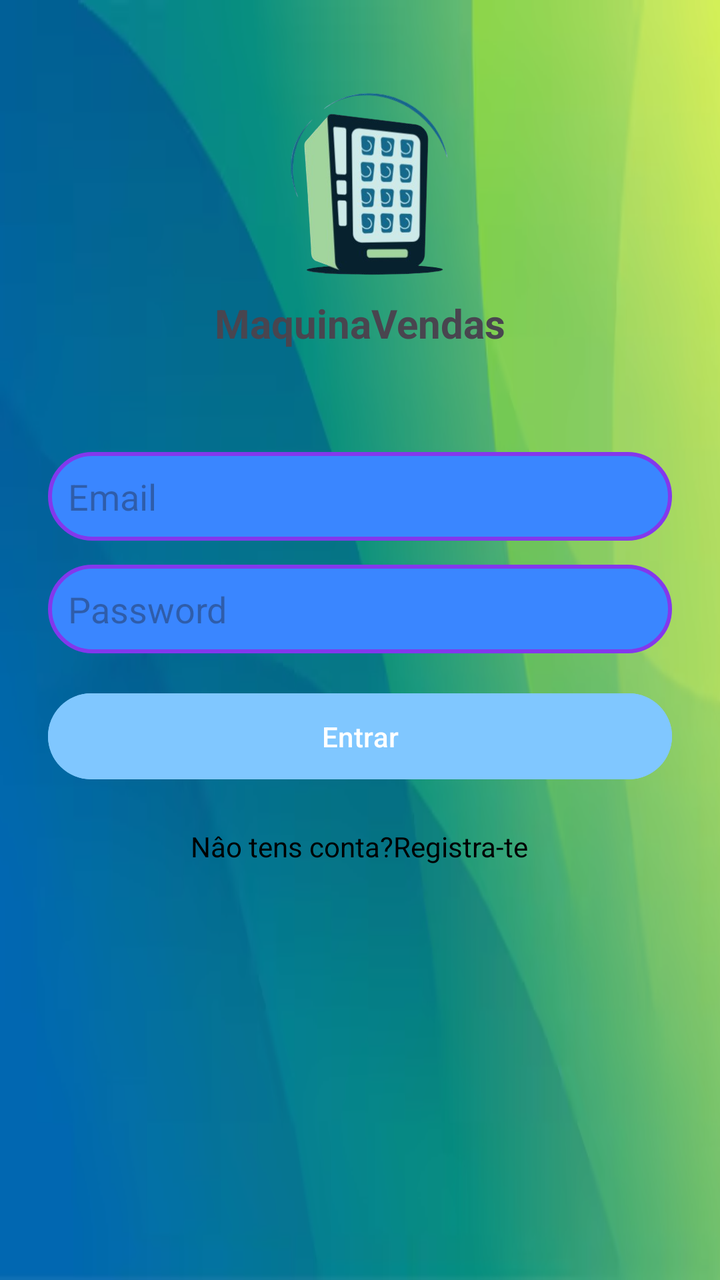
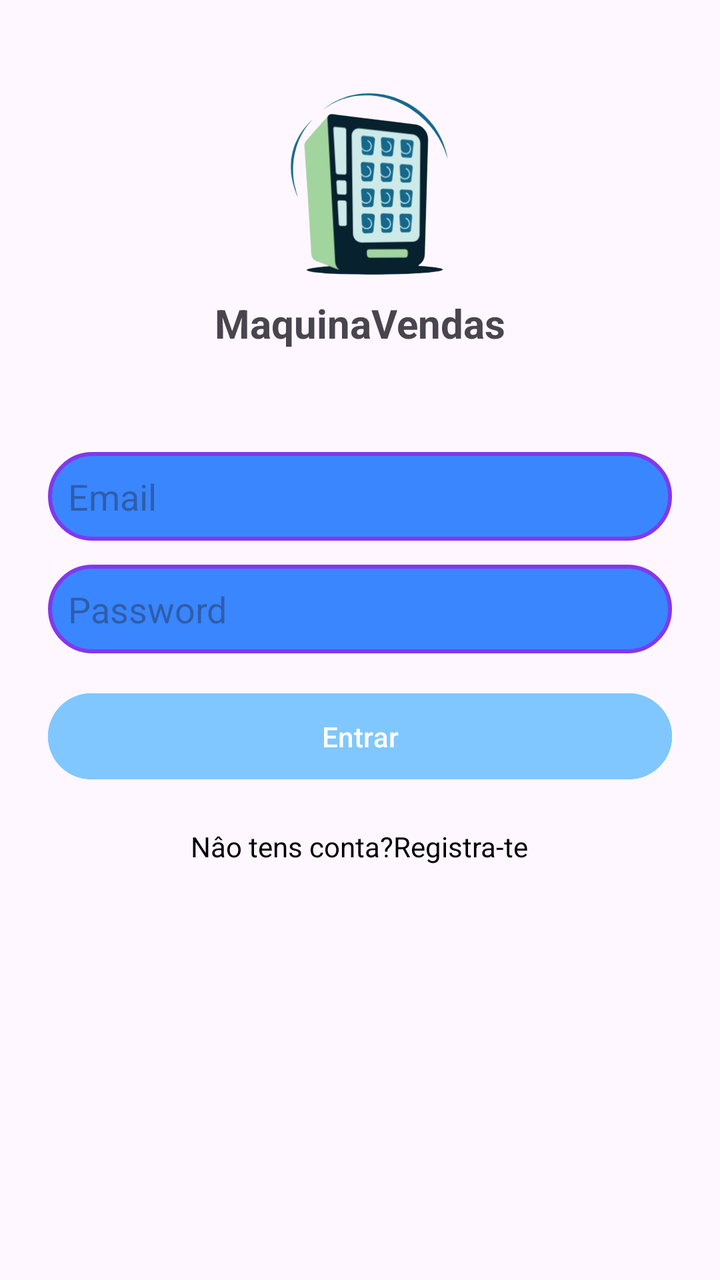

An Android layout rendered at two revisions. The XML below is the earlier revision; the diff shows what the commit changed to produce the second picture.
<!-- AndroidManifest.xml: application theme Theme.Maquina_Vendas_mariojunior_gerry -->
<!-- res/layout/activity_login.xml -->
<?xml version="1.0" encoding="utf-8"?>
<androidx.constraintlayout.widget.ConstraintLayout xmlns:android="http://schemas.android.com/apk/res/android"
    xmlns:app="http://schemas.android.com/apk/res-auto"
    xmlns:tools="http://schemas.android.com/tools"
    android:id="@+id/main"
    android:layout_width="match_parent"
    android:layout_height="match_parent"
    android:background="@drawable/bg_maqvendas2"
    tools:context=".LoginActivity">

    <ImageView
        android:id="@+id/imageViewLogo"
        android:layout_width="100dp"
        android:layout_height="100dp"
        android:layout_marginTop="40dp"
        android:scaleType="centerInside"
        app:srcCompat="@drawable/logo_maqvendas"
        app:layout_constraintTop_toTopOf="parent"
        app:layout_constraintStart_toStartOf="parent"
        app:layout_constraintEnd_toEndOf="parent" />

    <TextView
        android:id="@+id/textViewTitle"
        android:layout_width="wrap_content"
        android:layout_height="wrap_content"
        android:text="@string/title"
        android:textSize="20sp"
        android:textStyle="bold"
        android:layout_marginTop="8dp"
        app:layout_constraintTop_toBottomOf="@id/imageViewLogo"
        app:layout_constraintStart_toStartOf="parent"
        app:layout_constraintEnd_toEndOf="parent" />

    <TextView
        android:id="@+id/textViewSubtitle"
        android:layout_width="wrap_content"
        android:layout_height="wrap_content"
        android:textSize="14sp"
        android:layout_marginTop="8dp"
        app:layout_constraintTop_toBottomOf="@id/textViewTitle"
        app:layout_constraintStart_toStartOf="parent"
        app:layout_constraintEnd_toEndOf="parent" />

    <LinearLayout
        android:id="@+id/login_inputs"
        android:layout_width="0dp"
        android:layout_height="wrap_content"
        android:orientation="vertical"
        android:layout_marginStart="24dp"
        android:layout_marginEnd="24dp"
        app:layout_constraintTop_toBottomOf="@id/textViewSubtitle"
        app:layout_constraintStart_toStartOf="parent"
        app:layout_constraintEnd_toEndOf="parent"
        android:layout_marginTop="16dp">

        <EditText
            android:id="@+id/editTextemailAddress"
            android:layout_width="match_parent"
            android:layout_height="wrap_content"
            android:hint="@string/email"
            android:background="@drawable/bg_email_password"
            android:inputType="textEmailAddress"
            android:padding="10dp"
            android:layout_marginTop="8dp" />

        <EditText
            android:id="@+id/editTextPassword"
            android:layout_width="match_parent"
            android:layout_height="wrap_content"
            android:hint="@string/password"
            android:background="@drawable/bg_email_password"
            android:inputType="textPassword"
            android:padding="10dp"
            android:layout_marginTop="12dp" />

        <Button
            android:id="@+id/login_btn"
            android:layout_width="match_parent"
            android:layout_height="wrap_content"
            android:layout_marginTop="16dp"
            android:text="@string/entrar"
            android:padding="12dp"
            android:backgroundTint="@color/primary_blue"
            android:textColor="@color/white" />

        <TextView
            android:id="@+id/textView3"
            android:layout_width="wrap_content"
            android:layout_height="wrap_content"
            android:layout_marginTop="20dp"
            android:layout_gravity="center"
            android:text="@string/registar"
            android:textColor="@color/black"/>

    </LinearLayout>

</androidx.constraintlayout.widget.ConstraintLayout>
<!-- resources referenced by this layout -->
<resources>
  <color name="black">#FF000000</color>
  <color name="primary_blue">#80C7FF</color>
  <color name="white">#FFFFFFFF</color>
  <!-- drawable bg_email_password (drawable) -->
  <?xml version="1.0" encoding="utf-8"?>
  <shape xmlns:android="http://schemas.android.com/apk/res/android">
      <solid android:color="#3a86ff"/>
  
      <stroke
          android:width="2dp"
          android:color="#8338ec"
          />
  
      <corners android:radius="24dp"/>
  </shape>
  <!-- drawable bg_maqvendas2: png bitmap (drawable, 531199 bytes) -->
  <!-- drawable logo_maqvendas: png bitmap (drawable, 82253 bytes) -->
  <string name="email">Email</string>
  <string name="entrar">Entrar</string>
  <string name="password">Password</string>
  <string name="registar">Nâo tens conta?Registra-te</string>
  <string name="title">MaquinaVendas</string>
  <style name="Theme.Maquina_Vendas_mariojunior_gerry" parent="Base.Theme.Maquina_Vendas_mariojunior_gerry" />
  <style name="Base.Theme.Maquina_Vendas_mariojunior_gerry" parent="Theme.Material3.DayNight.NoActionBar">
          
          
      </style>
</resources>

<!-- the commit's change to res/layout/activity_login.xml (unified diff, before → after) -->
@@ -1,12 +1,15 @@
 <?xml version="1.0" encoding="utf-8"?>
-<androidx.constraintlayout.widget.ConstraintLayout xmlns:android="http://schemas.android.com/apk/res/android"
+<androidx.constraintlayout.widget.ConstraintLayout
+    xmlns:android="http://schemas.android.com/apk/res/android"
     xmlns:app="http://schemas.android.com/apk/res-auto"
     xmlns:tools="http://schemas.android.com/tools"
     android:id="@+id/main"
     android:layout_width="match_parent"
     android:layout_height="match_parent"
-    android:background="@drawable/bg_maqvendas2"
-    tools:context=".LoginActivity">
+    tools:context=".LoginActivity"
+    >
+
+    
 
     <ImageView
         android:id="@+id/imageViewLogo"
@@ -48,10 +51,10 @@
         android:orientation="vertical"
         android:layout_marginStart="24dp"
         android:layout_marginEnd="24dp"
+        android:layout_marginTop="16dp"
         app:layout_constraintTop_toBottomOf="@id/textViewSubtitle"
         app:layout_constraintStart_toStartOf="parent"
-        app:layout_constraintEnd_toEndOf="parent"
-        android:layout_marginTop="16dp">
+        app:layout_constraintEnd_toEndOf="parent">
 
         <EditText
             android:id="@+id/editTextemailAddress"
@@ -90,7 +93,7 @@
             android:layout_marginTop="20dp"
             android:layout_gravity="center"
             android:text="@string/registar"
-            android:textColor="@color/black"/>
+            android:textColor="@color/black" />
 
     </LinearLayout>
 
<!-- resource entries referenced after the edit -->
@@ -15,7 +15,6 @@
   
       <corners android:radius="24dp"/>
   </shape>
-  <!-- drawable bg_maqvendas2: png bitmap (drawable, 531199 bytes) -->
   <!-- drawable logo_maqvendas: png bitmap (drawable, 82253 bytes) -->
   <string name="email">Email</string>
   <string name="entrar">Entrar</string>
